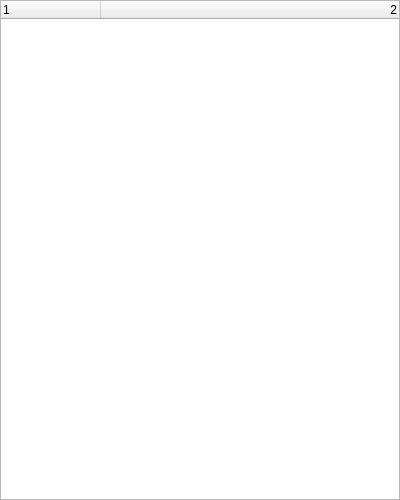
The window that Main.ui (kiry665/FastPaste) describes before a commit, drawn with Qt 5.
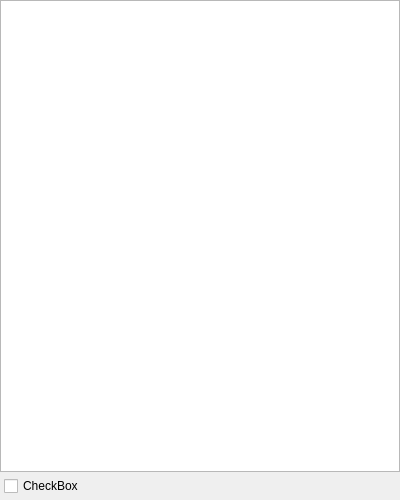
The same window after the commit.

Patch:
```diff
--- a/Main.ui
+++ b/Main.ui
@@ -17,32 +17,60 @@
    <string/>
   </property>
   <widget class="QWidget" name="centralwidget">
-   <widget class="QTreeWidget" name="treeWidget">
-    <property name="geometry">
-     <rect>
-      <x>0</x>
-      <y>0</y>
-      <width>400</width>
-      <height>500</height>
-     </rect>
+   <layout class="QVBoxLayout" name="verticalLayout">
+    <property name="spacing">
+     <number>0</number>
     </property>
-    <attribute name="headerVisible">
-     <bool>true</bool>
-    </attribute>
-    <column>
-     <property name="text">
-      <string>1</string>
-     </property>
-    </column>
-    <column>
-     <property name="text">
-      <string>2</string>
-     </property>
-     <property name="textAlignment">
-      <set>AlignTrailing|AlignVCenter</set>
-     </property>
-    </column>
-   </widget>
+    <property name="leftMargin">
+     <number>0</number>
+    </property>
+    <property name="topMargin">
+     <number>0</number>
+    </property>
+    <property name="rightMargin">
+     <number>0</number>
+    </property>
+    <property name="bottomMargin">
+     <number>0</number>
+    </property>
+    <item>
+     <layout class="QGridLayout" name="gridLayout">
+      <item row="0" column="0">
+       <widget class="QTreeWidget" name="treeWidget">
+        <attribute name="headerVisible">
+         <bool>false</bool>
+        </attribute>
+       </widget>
+      </item>
+     </layout>
+    </item>
+    <item>
+     <layout class="QGridLayout" name="gridLayout_2">
+      <property name="leftMargin">
+       <number>4</number>
+      </property>
+      <property name="topMargin">
+       <number>4</number>
+      </property>
+      <property name="rightMargin">
+       <number>4</number>
+      </property>
+      <property name="bottomMargin">
+       <number>4</number>
+      </property>
+      <property name="spacing">
+       <number>0</number>
+      </property>
+      <item row="0" column="0">
+       <widget class="QCheckBox" name="checkBox">
+        <property name="text">
+         <string>CheckBox</string>
+        </property>
+       </widget>
+      </item>
+     </layout>
+    </item>
+   </layout>
   </widget>
  </widget>
  <resources/>
```
